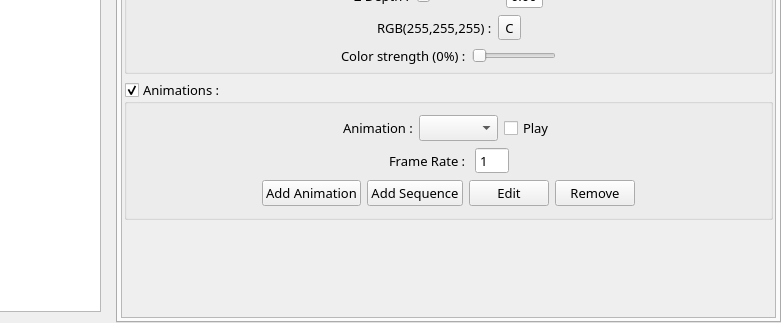
The window that qgameeditor.ui (Epsilon-K/QGameEditor) describes before a commit, drawn with Qt 5; both pictures show x 471 to 1252 and y 446 to 769 of the 1252 by 769 pixel window.
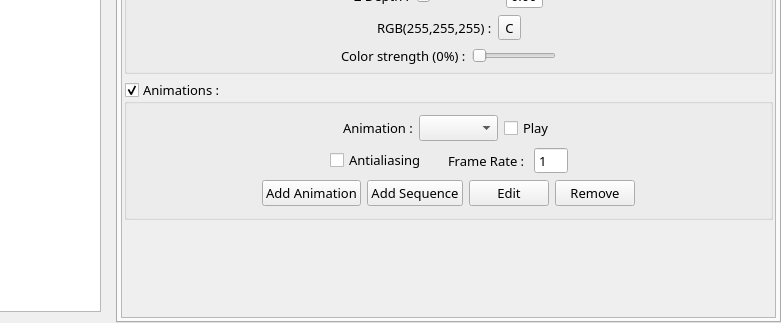
The same window after the commit. Icons and pictures are not drawn. Custom widgets are drawn as their Qt base class.

Commit message: Add antialiasing support for normal actors

The edit to the form file:
```diff
--- a/qgameeditor.ui
+++ b/qgameeditor.ui
@@ -1296,6 +1296,29 @@
                     </property>
                    </spacer>
                   </item>
+                  <item>
+                   <widget class="QCheckBox" name="antialiasingCheckBox">
+                    <property name="text">
+                     <string>Antialiasing</string>
+                    </property>
+                   </widget>
+                  </item>
+                  <item>
+                   <spacer name="horizontalSpacer_37">
+                    <property name="orientation">
+                     <enum>Qt::Horizontal</enum>
+                    </property>
+                    <property name="sizeType">
+                     <enum>QSizePolicy::Fixed</enum>
+                    </property>
+                    <property name="sizeHint" stdset="0">
+                     <size>
+                      <width>15</width>
+                      <height>20</height>
+                     </size>
+                    </property>
+                   </spacer>
+                  </item>
                   <item>
                    <widget class="QLabel" name="label_13">
                     <property name="text">
```
Left out of the diff: 16 changed lines with no effect on the pictures. The commit also changes 4 other files.
